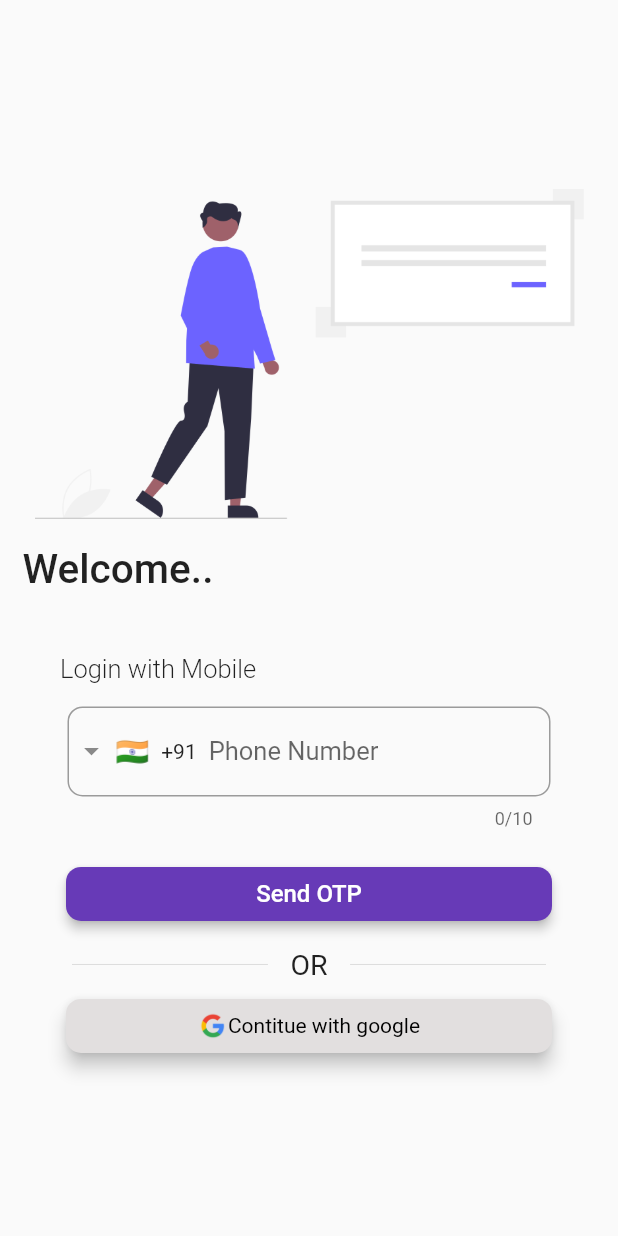
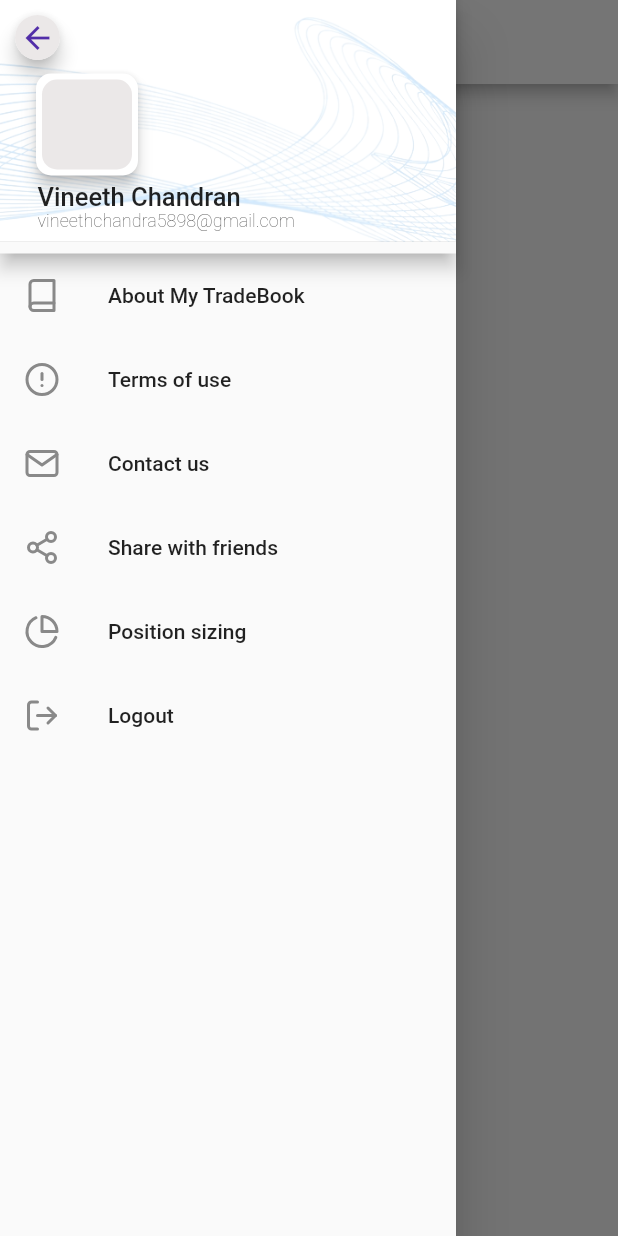
Before and after one commit to Vineeth-Kolichal/trading-edge-dev, a Flutter app: the screen it shows after launch, with the side drawer open (before the commit the screen has no drawer), on a phone screen of 412 x 824 dp. Run offline on Flutter 3.47's test engine with Material 2 defaults, Android fonts, the phone set to English and light mode, and no system bars; drawn by our look-alikes of intl_phone_field; our stand-ins replace firebase_auth, firebase_core, flutter_feather_icons, font_awesome_flutter, google_sign_in, pinput; accounts and stored records are empty.

Commit message:
drawer UI completed

```diff
--- a/lib/authentication/phone_authentication.dart
+++ b/lib/authentication/phone_authentication.dart
@@ -22,5 +22,8 @@ Future<void> sendOtp(String phoneNumber, BuildContext context) async {
 Future<void> verifyOtp(String otp) async {
   PhoneAuthCredential credential = PhoneAuthProvider.credential(
       verificationId: verificationIdenty, smsCode: otp);
-  await auth.signInWithCredential(credential);
+  final UserCredential userCredential =
+      await auth.signInWithCredential(credential);
+  final User? user = userCredential.user;
+  print(user?.uid);
 }
--- a/lib/main.dart
+++ b/lib/main.dart
@@ -1,29 +1,35 @@
 import 'package:firebase_core/firebase_core.dart';
 import 'package:flutter/material.dart';
+import 'package:my_tradebook/authentication/google_sign_in_authentication.dart';
 import 'package:my_tradebook/firebase_options.dart';
+import 'package:my_tradebook/screens/home/screen_home.dart';
 import 'package:my_tradebook/screens/login/screen_login.dart';
 import 'package:my_tradebook/screens/otp_verification/screen_otp_verification.dart';
+import 'package:provider/provider.dart';
 
 Future<void> main() async {
   WidgetsFlutterBinding.ensureInitialized();
   await Firebase.initializeApp(
     options: DefaultFirebaseOptions.currentPlatform,
   );
-  runApp(const MyApp());
+  runApp(MyApp());
 }
 
 class MyApp extends StatelessWidget {
-  const MyApp({super.key});
+  MyApp({super.key});
 
   @override
   Widget build(BuildContext context) {
-    return MaterialApp(
-      title: 'Flutter Demo',
-      theme: ThemeData(
-        //brightness: Brightness.dark,
-        primarySwatch: Colors.deepPurple,
+    return ChangeNotifierProvider(
+      create: (context) => GoogleSignInProvider(),
+      child: MaterialApp(
+        title: 'Flutter Demo',
+        theme: ThemeData(
+          // brightness: Brightness.dark,
+          primarySwatch: Colors.deepPurple,
+        ),
+        home: ScreenHome(),
       ),
-      home: Screen_login(),
     );
   }
 }
--- /dev/null
+++ b/lib/screens/home/screen_home.dart
@@ -0,0 +1,42 @@
+import 'package:flutter/material.dart';
+import 'package:flutter/src/widgets/framework.dart';
+import 'package:flutter/src/widgets/placeholder.dart';
+import 'package:font_awesome_flutter/font_awesome_flutter.dart';
+import 'package:my_tradebook/widgets/widget_drawer.dart';
+ final scaffoldKey = GlobalKey<ScaffoldState>();
+class ScreenHome extends StatelessWidget {
+  ScreenHome({super.key});
+
+  @override
+  Widget build(BuildContext context) {
+    return Scaffold(
+      key: scaffoldKey,
+      drawer: Drawer(
+        child: WidgetDrawer(),
+      ),
+      appBar: AppBar(
+        iconTheme: IconThemeData(color: Colors.black),
+        leading: Builder(builder: (context) {
+          return IconButton(
+            icon: Icon(
+              FontAwesomeIcons.user,
+            ),
+            onPressed: () {
+              if (scaffoldKey.currentState!.isDrawerOpen) {
+                scaffoldKey.currentState!.closeDrawer();
+                //close drawer, if drawer is open
+              } else {
+                scaffoldKey.currentState!.openDrawer();
+                //open drawer, if drawer is closed
+              }
+            },
+          );
+        }),
+        backgroundColor: Colors.white,
+      ),
+      // appBar: PreferredSize(
+      //     preferredSize: Size(double.infinity, 50), child: WidgetAppBar()),
+      // body: Center(child: Text('Dashboard')),
+    );
+  }
+}
--- /dev/null
+++ b/lib/widgets/widget_drawer.dart
@@ -0,0 +1,130 @@
+import 'package:flutter/material.dart';
+import 'package:flutter/src/widgets/framework.dart';
+import 'package:flutter/src/widgets/placeholder.dart';
+import 'package:flutter_feather_icons/flutter_feather_icons.dart';
+import 'package:font_awesome_flutter/font_awesome_flutter.dart';
+import 'package:my_tradebook/screens/home/screen_home.dart';
+
+class WidgetDrawer extends StatelessWidget {
+  const WidgetDrawer({super.key});
+
+  @override
+  Widget build(BuildContext context) {
+    return ListView(
+      children: [
+        Material(
+          elevation: 5,
+          child: DrawerHeader(
+            padding: EdgeInsets.all(0),
+            decoration: BoxDecoration(
+                color: Colors.white,
+                image: DecorationImage(
+                    fit: BoxFit.fill,
+                    image: AssetImage('assets/images/drawer_header_bg.png'))),
+            child: Stack(
+              children: [
+                Positioned(
+                  top: 10,
+                  left: 10,
+                  child: Material(
+                    borderRadius: BorderRadius.circular(40),
+                    elevation: 5,
+                    child: InkWell(
+                      onTap: () {
+                        scaffoldKey.currentState!.closeDrawer();
+                      },
+                      child: CircleAvatar(
+                        radius: 15,
+                        backgroundColor: Color.fromARGB(255, 235, 232, 232),
+                        child: Icon(Icons.arrow_back),
+                      ),
+                    ),
+                  ),
+                ),
+                Positioned(
+                  left: 20,
+                  bottom: 40,
+                  child: Card(
+                    shape: RoundedRectangleBorder(
+                        borderRadius: BorderRadius.circular(10)),
+                    elevation: 4,
+                    child: Padding(
+                      padding: const EdgeInsets.all(4.0),
+                      child: Container(
+                        decoration: BoxDecoration(
+                            color: Color.fromARGB(255, 235, 232, 232),
+                            borderRadius: BorderRadius.circular(10)),
+                        height: 60,
+                        width: 60,
+                      ),
+                    ),
+                  ),
+                ),
+                Positioned(
+                  left: 25,
+                  bottom: 20,
+                  child: Text(
+                    'Vineeth Chandran',
+                    style: TextStyle(fontSize: 17),
+                  ),
+                ),
+                Positioned(
+                  left: 25,
+                  bottom: 7,
+                  child: Text(
+                    'vineethchandra5898@gmail.com',
+                    style: TextStyle(fontSize: 12, fontWeight: FontWeight.w200),
+                  ),
+                ),
+              ],
+            ),
+          ),
+        ),
+        drawerListTileItem(
+          leadingIcon: FeatherIcons.book,
+          title: 'About My TradeBook',
+          onTapFunction: () {},
+        ),
+        drawerListTileItem(
+          leadingIcon: FeatherIcons.alertCircle,
+          title: 'Terms of use',
+          onTapFunction: () {},
+        ),
+        drawerListTileItem(
+          leadingIcon: FeatherIcons.mail,
+          title: 'Contact us',
+          onTapFunction: () {},
+        ),
+        drawerListTileItem(
+          leadingIcon: FeatherIcons.share2,
+          title: 'Share with friends',
+          onTapFunction: () {},
+        ),
+        drawerListTileItem(
+          leadingIcon: FeatherIcons.pieChart,
+          title: 'Position sizing',
+          onTapFunction: () {},
+        ),
+        drawerListTileItem(
+          leadingIcon: FeatherIcons.logOut,
+          title: 'Logout',
+          onTapFunction: () {},
+        ),
+      ],
+    );
+  }
+}
+
+Widget drawerListTileItem(
+    {required IconData leadingIcon,
+    required String title,
+    required onTapFunction()}) {
+  return ListTile(
+    onTap: onTapFunction,
+    leading: Icon(
+      leadingIcon,
+      fill: 0,
+    ),
+    title: Text(title),
+  );
+}
--- a/pubspec.yaml
+++ b/pubspec.yaml
@@ -33,10 +33,12 @@ dependencies:
   firebase_core: ^2.8.0
   flutter:
     sdk: flutter
+  flutter_feather_icons: ^2.0.0+1
   font_awesome_flutter: ^10.4.0
   google_sign_in: ^6.0.2
   intl_phone_field: ^3.1.0
   pinput: ^2.2.31
+  provider: ^6.0.5
 
 dev_dependencies:
   flutter_lints: ^2.0.0
@@ -57,6 +59,7 @@ flutter:
     - assets/images/login.png
     - assets/images/google.png
     - assets/images/otp.png
+    - assets/images/drawer_header_bg.png
   #   - images/a_dot_ham.jpeg
   # An image asset can refer to one or more resolution-specific "variants", see
   # https://flutter.dev/assets-and-images/#resolution-aware
```
Also changed, not shown: lib/authentication/google_sign_in_authentication.dart (added, +25 -0 lines), lib/screens/dashboard/screen_dashboard.dart (deleted, +0 -14 lines), lib/screens/login/screen_login.dart (+8 -1 lines), lib/screens/otp_verification/screen_otp_verification.dart (+7 -8 lines), assets/images/drawer_header_bg.png (added), pubspec.lock.
